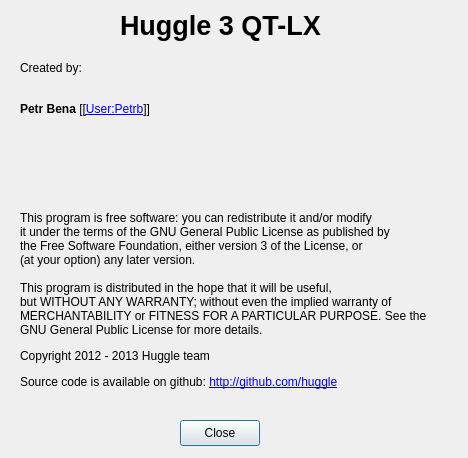
Old version of the form huggle/aboutform.ui in the repository huggle/huggle3-qt-lx.
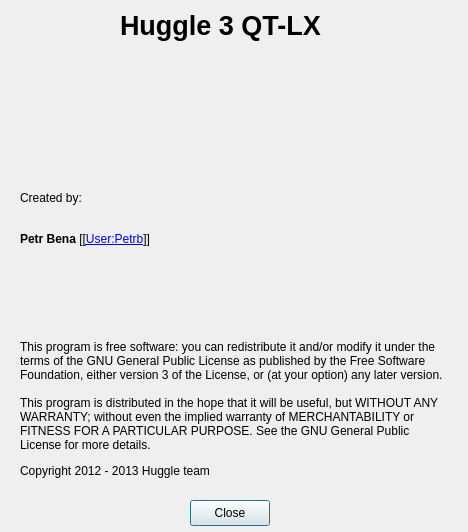
New version of the form. Icons and pictures are not drawn.

What changed in the file:
```diff
--- a/huggle/aboutform.ui
+++ b/huggle/aboutform.ui
@@ -7,7 +7,7 @@
     <x>0</x>
     <y>0</y>
     <width>468</width>
-    <height>458</height>
+    <height>532</height>
    </rect>
   </property>
   <property name="sizePolicy">
@@ -16,6 +16,18 @@
     <verstretch>0</verstretch>
    </sizepolicy>
   </property>
+  <property name="minimumSize">
+   <size>
+    <width>468</width>
+    <height>532</height>
+   </size>
+  </property>
+  <property name="maximumSize">
+   <size>
+    <width>468</width>
+    <height>532</height>
+   </size>
+  </property>
   <property name="windowTitle">
    <string>About</string>
   </property>
@@ -46,7 +58,7 @@
    <property name="geometry">
     <rect>
      <x>20</x>
-     <y>60</y>
+     <y>190</y>
      <width>81</width>
      <height>16</height>
     </rect>
@@ -59,7 +71,7 @@
    <property name="geometry">
     <rect>
      <x>20</x>
-     <y>90</y>
+     <y>220</y>
      <width>431</width>
      <height>81</height>
     </rect>
@@ -84,8 +96,8 @@
   <widget class="QPushButton" name="pushButton">
    <property name="geometry">
     <rect>
-     <x>180</x>
-     <y>420</y>
+     <x>190</x>
+     <y>500</y>
      <width>80</width>
      <height>26</height>
     </rect>
@@ -101,13 +113,13 @@
    <property name="geometry">
     <rect>
      <x>20</x>
-     <y>190</y>
+     <y>340</y>
      <width>431</width>
-     <height>221</height>
+     <height>151</height>
     </rect>
    </property>
    <property name="text">
-    <string>&lt;html&gt;&lt;head/&gt;&lt;body&gt;&lt;p&gt;This program is free software: you can redistribute it and/or modify&lt;br/&gt;it under the terms of the GNU General Public License as published by&lt;br/&gt;the Free Software Foundation, either version 3 of the License, or&lt;br/&gt;(at your option) any later version.&lt;br/&gt;&lt;br/&gt;This program is distributed in the hope that it will be useful,&lt;br/&gt;but WITHOUT ANY WARRANTY; without even the implied warranty of&lt;br/&gt;MERCHANTABILITY or FITNESS FOR A PARTICULAR PURPOSE. See the&lt;br/&gt;GNU General Public License for more details. &lt;/p&gt;&lt;p&gt;Copyright 2012 - 2013 Huggle team&lt;/p&gt;&lt;p&gt;Source code is available on github: &lt;a href=&quot;http://github.com/huggle&quot;&gt;&lt;span style=&quot; text-decoration: underline; color:#0000ff;&quot;&gt;http://github.com/huggle&lt;/span&gt;&lt;/a&gt;&lt;/p&gt;&lt;/body&gt;&lt;/html&gt;</string>
+    <string>&lt;html&gt;&lt;head/&gt;&lt;body&gt;&lt;p&gt;This program is free software: you can redistribute it and/or modify it under the terms of the GNU General Public License as published by the Free Software Foundation, either version 3 of the License, or (at your option) any later version.&lt;br/&gt;&lt;br/&gt;This program is distributed in the hope that it will be useful, but WITHOUT ANY WARRANTY; without even the implied warranty of MERCHANTABILITY or FITNESS FOR A PARTICULAR PURPOSE. See the GNU General Public License for more details. &lt;/p&gt;&lt;p&gt;Copyright 2012 - 2013 Huggle team&lt;/p&gt;&lt;p&gt;Source code is available on github: &lt;a href=&quot;http://github.com/huggle&quot;&gt;&lt;span style=&quot; text-decoration: underline; color:#0000ff;&quot;&gt;http://github.com/huggle&lt;/span&gt;&lt;/a&gt;&lt;/p&gt;&lt;/body&gt;&lt;/html&gt;</string>
    </property>
    <property name="wordWrap">
     <bool>true</bool>
```
Left out of the diff: 20 changed lines with no effect on the pictures.
